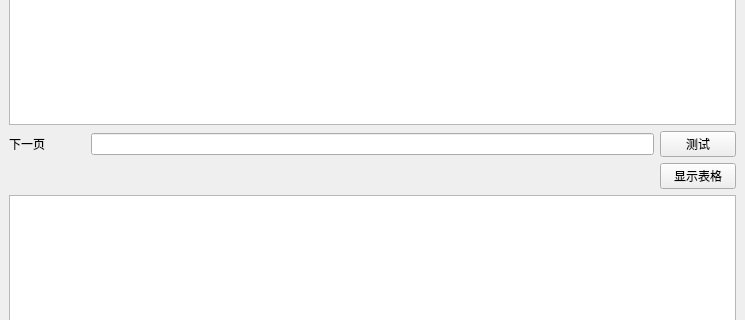
Before: the Qt Designer form code/Windows.ui in 514840279/crawler, drawn with Qt 5; both pictures show x 0 to 745 and y 160 to 480 of the 745 by 705 pixel window.
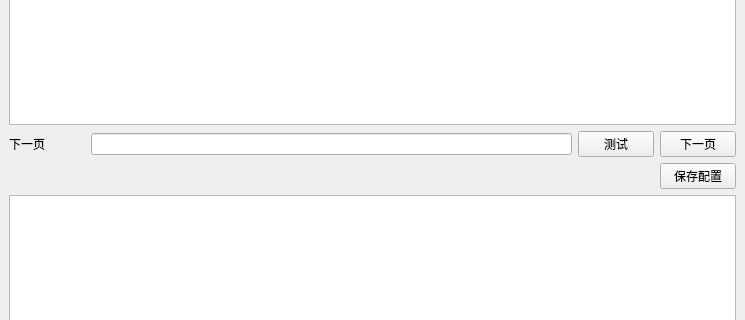
After: the same form once the commit is applied. Icons and pictures are not drawn.

Commit message: 配置添加保存

The edit to the form file:
```diff
--- a/code/Windows.ui
+++ b/code/Windows.ui
@@ -245,9 +245,6 @@
         </property>
        </widget>
       </item>
-      <item row="5" column="1" colspan="3">
-       <widget class="QLineEdit" name="lineEdit_4"/>
-      </item>
       <item row="3" column="0" colspan="5">
        <widget class="QTableWidget" name="tableWidget"/>
       </item>
@@ -266,11 +263,14 @@
          </size>
         </property>
         <property name="text">
-         <string>显示表格</string>
+         <string>保存配置</string>
         </property>
        </widget>
       </item>
-      <item row="5" column="4">
+      <item row="5" column="1" colspan="2">
+       <widget class="QLineEdit" name="lineEdit_4"/>
+      </item>
+      <item row="5" column="3">
        <widget class="QPushButton" name="pushButton_4">
         <property name="minimumSize">
          <size>
@@ -289,6 +289,25 @@
         </property>
        </widget>
       </item>
+      <item row="5" column="4">
+       <widget class="QPushButton" name="pushButton_5">
+        <property name="minimumSize">
+         <size>
+          <width>60</width>
+          <height>0</height>
+         </size>
+        </property>
+        <property name="maximumSize">
+         <size>
+          <width>80</width>
+          <height>16777215</height>
+         </size>
+        </property>
+        <property name="text">
+         <string>下一页</string>
+        </property>
+       </widget>
+      </item>
      </layout>
     </item>
     <item row="1" column="0">
```
Left out of the diff: 2 changed lines with no effect on the pictures. The commit also changes 4 other files.
